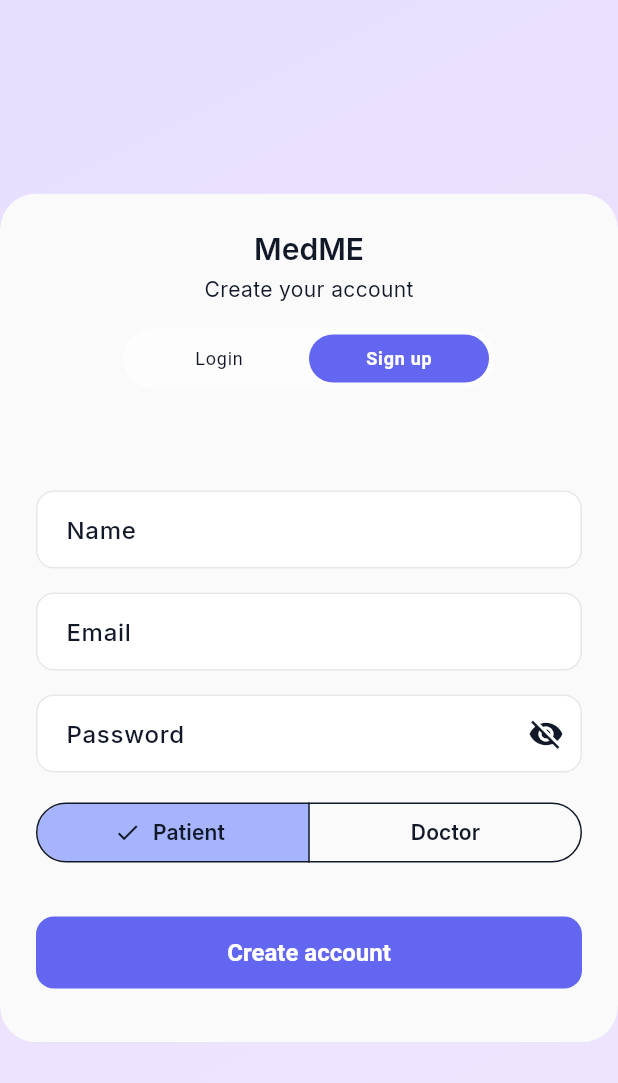
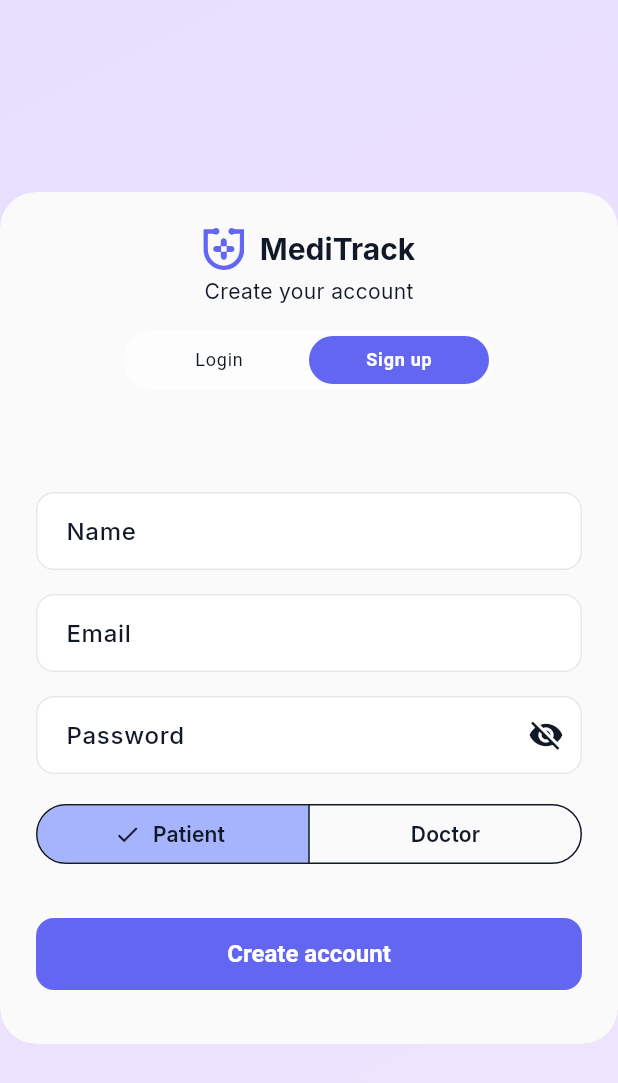
Before and after one commit to Eslam-Fathi/medical_follow_up_app, a Flutter app: the screen it shows after launch, after a tap on "Sign up", on a phone screen of 412 x 824 dp. Shown: the top 1083 px of the screen. Run offline on Flutter 3.47's test engine with Material 3 defaults, Android fonts, the phone set to English and light mode, and no system bars; our stand-ins replace dio, fl_chart, flutter_dotenv, flutter_feather_icons, flutter_local_notifications, flutter_markdown and 7 more.

```diff
--- a/lib/core/widgets/med_splash_screen.dart
+++ b/lib/core/widgets/med_splash_screen.dart
@@ -1,4 +1,5 @@
 import 'package:flutter/material.dart';
+import 'package:flutter_svg/flutter_svg.dart';
 
 /// The initial splash screen of the application.
 ///
@@ -85,24 +86,28 @@ class _MedSplashScreenState extends State<MedSplashScreen>
                         color: theme.colorScheme.primaryContainer,
                         boxShadow: [
                           BoxShadow(
-                            color: theme.colorScheme.primary
-                                .withOpacity(0.4 * _fadeAnimation.value),
+                            color: theme.colorScheme.primary.withOpacity(
+                              0.4 * _fadeAnimation.value,
+                            ),
                             blurRadius: 35,
                             spreadRadius: 8,
                           ),
                           BoxShadow(
-                            color: theme.colorScheme.secondary
-                                .withOpacity(0.2 * _fadeAnimation.value),
+                            color: theme.colorScheme.secondary.withOpacity(
+                              0.2 * _fadeAnimation.value,
+                            ),
                             blurRadius: 20,
                             spreadRadius: -2,
                           ),
                         ],
                       ),
-                      child: Icon(
-                        // Placeholder Icon
-                        Icons.medical_services_rounded,
-                        size: 65,
-                        color: theme.colorScheme.onPrimaryContainer,
+                      padding: const EdgeInsets.all(28),
+                      child: SvgPicture.asset(
+                        'assets/SVG/Ico.svg',
+                        colorFilter: ColorFilter.mode(
+                          theme.colorScheme.onPrimaryContainer,
+                          BlendMode.srcIn,
+                        ),
                       ),
                     ),
                   ),
@@ -113,7 +118,7 @@ class _MedSplashScreenState extends State<MedSplashScreen>
 
             // App Title Placeholder
             Text(
-              'MedME',
+              'MediTrack',
               style: theme.textTheme.displaySmall?.copyWith(
                 fontWeight: FontWeight.w800,
                 letterSpacing: 1.5,
@@ -127,7 +132,7 @@ class _MedSplashScreenState extends State<MedSplashScreen>
               opacity: 0.8,
               duration: const Duration(seconds: 1),
               child: Text(
-                'Your Health Companion',
+                'Smart Medical System',
                 style: theme.textTheme.titleMedium?.copyWith(
                   color: theme.colorScheme.onSurfaceVariant,
                   letterSpacing: 0.5,
@@ -144,7 +149,9 @@ class _MedSplashScreenState extends State<MedSplashScreen>
               child: CircularProgressIndicator(
                 strokeWidth: 3.5,
                 color: theme.colorScheme.primary.withOpacity(0.8),
-                backgroundColor: theme.colorScheme.primaryContainer.withOpacity(0.3),
+                backgroundColor: theme.colorScheme.primaryContainer.withOpacity(
+                  0.3,
+                ),
               ),
             ),
           ],
--- a/lib/features/auth/presentation/view/auth_switcher.dart
+++ b/lib/features/auth/presentation/view/auth_switcher.dart
@@ -1,6 +1,7 @@
 import 'dart:math';
 import 'dart:ui';
 import 'package:flutter/material.dart';
+import 'package:flutter_svg/flutter_svg.dart';
 
 import 'package:medical_follow_up_app/features/auth/presentation/view/login_screen.dart';
 import 'package:medical_follow_up_app/features/auth/presentation/view/register_screen.dart';
@@ -93,8 +94,11 @@ class _AuthSwitcherState extends State<AuthSwitcher> {
 
                 // Tween from ±half-turn (π radians) to 0 — the animation plays
                 // forward (0→1), so the widget starts rotated and ends at 0.
-                final rotateAnim = Tween<double>(
-                  begin: isLoginSide ? -0.5 : 0.5, // in "turns" (0.5 = half turn)
+                final rotateAnim =
+                    Tween<double>(
+                      begin: isLoginSide
+                          ? -0.5
+                          : 0.5, // in "turns" (0.5 = half turn)
                       end: 0.0,
                     ).animate(
                       CurvedAnimation(
@@ -157,7 +161,28 @@ class _AuthSwitcherState extends State<AuthSwitcher> {
                         children: [
                           const SizedBox(height: 24),
                           // App name branding at the top of the auth card.
-                          Text('MedME', style: theme.textTheme.headlineMedium),
+                          Row(
+                            mainAxisAlignment: MainAxisAlignment.center,
+                            children: [
+                              SvgPicture.asset(
+                                'assets/SVG/Ico.svg',
+                                colorFilter: ColorFilter.mode(
+                                  theme.colorScheme.primary,
+                                  BlendMode.srcIn,
+                                ),
+                                width: 28,
+                                height: 28,
+                              ),
+                              const SizedBox(width: 10),
+                              Text(
+                                'MediTrack',
+                                style: theme.textTheme.headlineMedium?.copyWith(
+                                  fontWeight: FontWeight.bold,
+                                  color: theme.colorScheme.onSurface,
+                                ),
+                              ),
+                            ],
+                          ),
                           const SizedBox(height: 4),
                           // Subtitle animates between "Login to continue" and
                           // "Create your account" as the tab switches.
@@ -217,8 +242,9 @@ class _AuthSwitcherState extends State<AuthSwitcher> {
             // Animated sliding indicator pill.
             AnimatedAlign(
               duration: const Duration(milliseconds: 250),
-              alignment:
-                  _showLogin ? Alignment.centerLeft : Alignment.centerRight,
+              alignment: _showLogin
+                  ? Alignment.centerLeft
+                  : Alignment.centerRight,
               curve: Curves.easeOutCubic,
               child: Container(
                 width: 120,
--- a/lib/main.dart
+++ b/lib/main.dart
@@ -138,7 +138,7 @@ class MedME extends ConsumerWidget {
       // Apply the custom scroll behavior globally (see scroll_bar_behavior.dart).
       scrollBehavior: NoScrollbarScrollBehavior(),
 
-      title: 'medicUp',
+      title: 'MediTrack',
 
       // The light and dark ThemeData objects are defined in:
       // - core/theme/light_theme_data.dart
@@ -170,9 +170,7 @@ class MedME extends ConsumerWidget {
 
       // Fallback for any route name not found in the table above.
       onUnknownRoute: (settings) {
-        return MaterialPageRoute(
-          builder: (context) => const NotFoundScreen(),
-        );
+        return MaterialPageRoute(builder: (context) => const NotFoundScreen());
       },
     );
   }
--- a/pubspec.yaml
+++ b/pubspec.yaml
@@ -45,6 +45,7 @@ dependencies:
   google_fonts: ^6.2.1
   flutter_markdown: ^0.7.7+1
   intl: ^0.20.2
+  flutter_svg: ^2.0.10+1
 
 dev_dependencies:
   flutter_lints: ^6.0.0
@@ -63,6 +64,7 @@ flutter:
   # To add assets to your application, add an assets section, like this:
   assets:
     - .env
+    - assets/SVG/
   #   - images/a_dot_burr.jpeg
   #   - images/a_dot_ham.jpeg
   # An image asset can refer to one or more resolution-specific "variants", see
```
Also changed, not shown: lib/features/home/presentation/view/widgets/desktop_sidebar.dart (+11 -6 lines), assets/300ppi/Asset 1@300x.png (added), assets/300ppi/Asset 4@300x.png (added), assets/300ppi/Asset 5@300x.png (added), assets/SVG/Asset 3.svg (added), assets/SVG/Asset 6.svg (added), assets/SVG/Ico.svg (added), pubspec.lock, 15 other files. Lines whose indentation alone changed are shown as unchanged.
